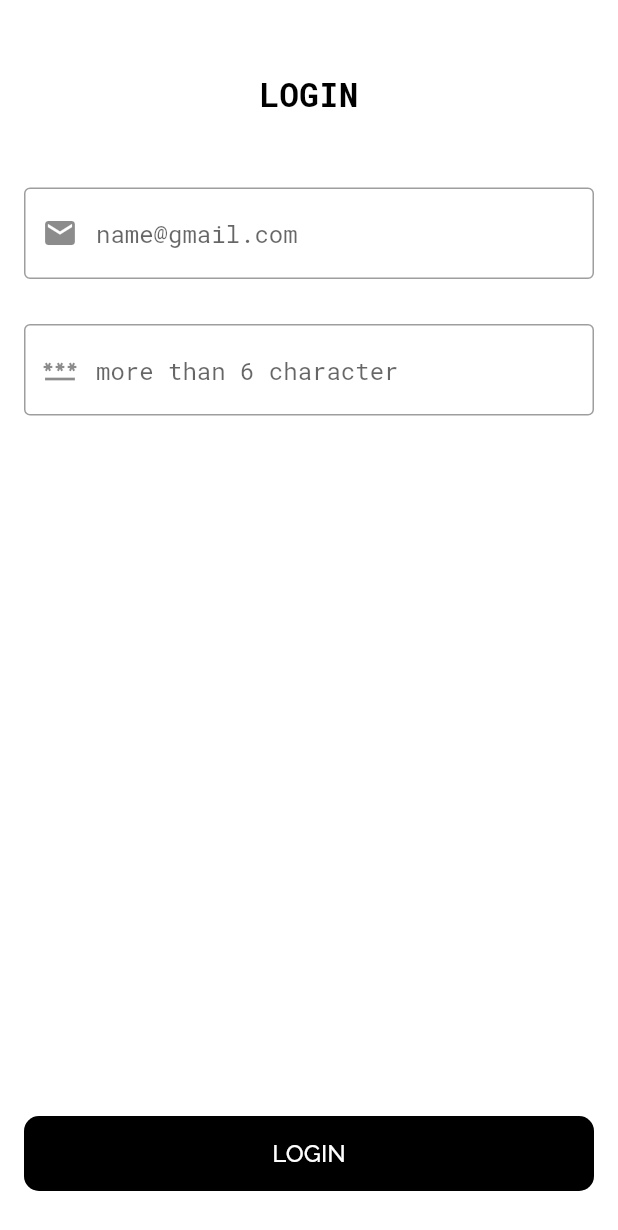
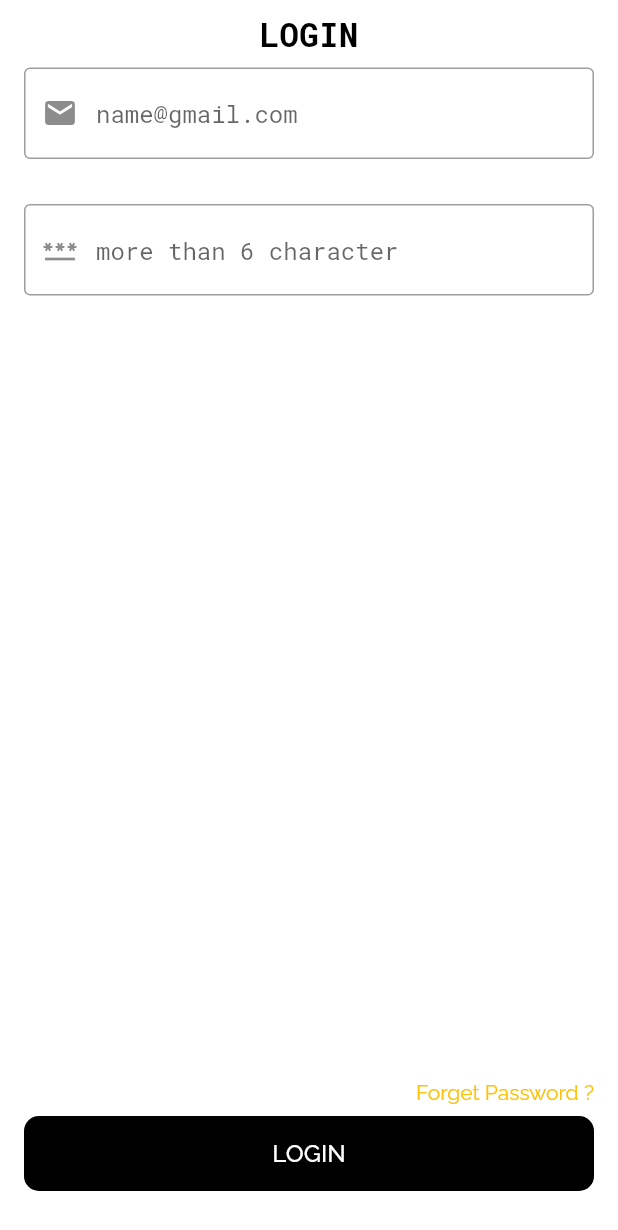
Before and after one commit to KoaHodoK/Blogger, a Flutter app: the screen it shows after launch, after a tap on "LOGIN", on a phone screen of 412 x 824 dp. Shown: the top 1230 px of the screen. Run offline on Flutter 3.47's test engine with Material 2 defaults, Android fonts, the phone set to English and light mode, and no system bars; drawn by our look-alikes of modal_progress_hud_nsn; our stand-ins replace firebase_auth, firebase_core, firebase_database, firebase_storage, fluttertoast, image_picker; accounts and stored records are empty; network calls fail.

Commit message:
upload data

```diff
--- a/lib/main.dart
+++ b/lib/main.dart
@@ -17,7 +17,7 @@ class MyApp extends StatelessWidget {
     return MaterialApp(
       debugShowCheckedModeBanner: false,
       theme: ThemeData(
-        primarySwatch: Colors.blue,
+        primarySwatch: Colors.amber,
         textTheme: const TextTheme(
           headline1: TextStyle(
               fontSize: 26.0,
--- a/lib/screens/login_screen.dart
+++ b/lib/screens/login_screen.dart
@@ -1,3 +1,4 @@
+import 'package:blog_app/screens/forget_password.dart';
 import 'package:blog_app/screens/home_screen.dart';
 import 'package:blog_app/widgets/round_button.dart';
 import 'package:firebase_auth/firebase_auth.dart';
@@ -70,10 +71,10 @@ class _LoginState extends State<Login> {
             body: Padding(
               padding: const EdgeInsets.symmetric(horizontal: 16.0),
               child: Column(
+                mainAxisAlignment: MainAxisAlignment.spaceBetween,
                 children: [
-                  const SizedBox(
-                    height: 40,
-                  ),
+                  Column(
+                    children: [
                       Padding(
                         padding: const EdgeInsets.all(8.0),
                         child: Text(
@@ -84,8 +85,7 @@ class _LoginState extends State<Login> {
                               .copyWith(color: Colors.black),
                         ),
                       ),
-                  const SizedBox(
-                    height: 40,
+                    ],
                   ),
                   Expanded(
                     child: Form(
@@ -122,7 +122,28 @@ class _LoginState extends State<Login> {
                               hintText: 'more than 6 character',
                               prefixIcon: Icon(Icons.password)),
                         ),
-                          const Spacer(),
+                      ]),
+                    ),
+                  ),
+                  Column(children: [
+                    Padding(
+                      padding: const EdgeInsets.symmetric(vertical: 8.0),
+                      child: InkWell(
+                        onTap: () {
+                          Navigator.of(context).push(MaterialPageRoute(
+                              builder: (context) => ForgetPassword()));
+                        },
+                        child: Align(
+                            alignment: Alignment.centerRight,
+                            child: Text('Forget Password ?',
+                                style: Theme.of(context)
+                                    .textTheme
+                                    .bodyText2!
+                                    .copyWith(
+                                        color:
+                                            Theme.of(context).primaryColor))),
+                      ),
+                    ),
                     RoundButton(
                         title: 'Login',
                         onPress: () {
@@ -131,8 +152,7 @@ class _LoginState extends State<Login> {
                     const SizedBox(
                       height: 30,
                     ),
-                        ])),
-                  ),
+                  ])
                 ],
               ),
             )),
--- a/lib/screens/sign_in.dart
+++ b/lib/screens/sign_in.dart
@@ -34,6 +34,7 @@ class _SignInState extends State<SignIn> {
           });
           print('success');
           toastMessage('Successfully Created!');
+          Navigator.of(context).pop();
         }
       } catch (e) {
         print(e.toString());
--- a/lib/screens/splash_screen.dart
+++ b/lib/screens/splash_screen.dart
@@ -22,12 +22,12 @@ class _SplashScreenState extends State<SplashScreen> {
     if (user != null) {
       Timer(
           Duration(seconds: 3),
-          () => Navigator.push(
+          () => Navigator.pushReplacement(
               context, MaterialPageRoute(builder: (context) => HomeScreen())));
     } else {
       Timer(
           Duration(seconds: 3),
-          () => Navigator.push(context,
+          () => Navigator.pushReplacement(context,
               MaterialPageRoute(builder: (context) => OptionScreen())));
     }
     super.initState();
--- a/pubspec.yaml
+++ b/pubspec.yaml
@@ -35,9 +35,9 @@ dependencies:
   # Use with the CupertinoIcons class for iOS style icons.
   cupertino_icons: ^1.0.2
   firebase_auth:
-  firebase_core:
-  firebase_database:
-  firebase_storage:
+  firebase_core: ^1.3.0
+  firebase_database: ^7.2.1
+  firebase_storage: ^10.0.4
   modal_progress_hud_nsn:
   fluttertoast:
   intl:
```
Also changed, not shown: lib/model/post.dart (added, +18 -0 lines), lib/screens/add_post.dart (+8 -3 lines), lib/screens/forget_password.dart (added, +116 -0 lines), lib/screens/home_screen.dart (+66 -3 lines), pubspec.lock, 2 other files. Lines whose indentation alone changed are shown as unchanged.
